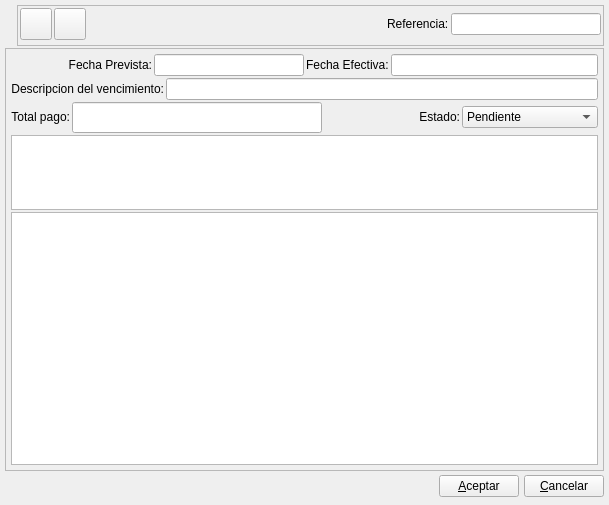
The window that bulmages/bulmafact/plugins/pluginbf_carterapagos/vencimientopbase.ui (eboladev/Bulmages-1) describes before a commit, drawn with Qt 5.
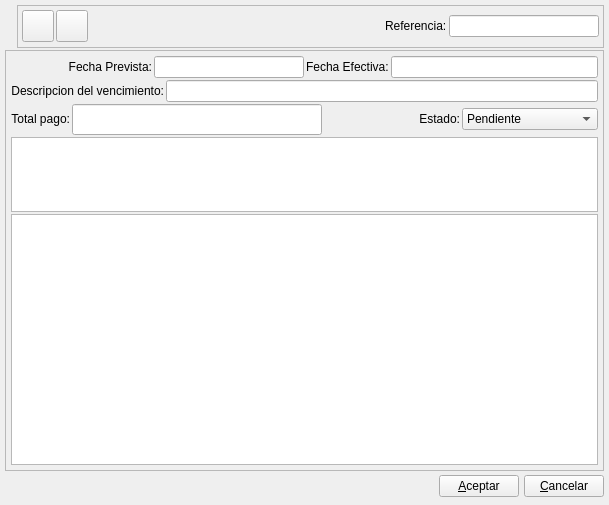
The same window after the commit. Icons and pictures are not drawn. Custom widgets are drawn as their Qt base class.

The edit to the form file:
```diff
--- a/bulmages/bulmafact/plugins/pluginbf_carterapagos/vencimientopbase.ui
+++ b/bulmages/bulmafact/plugins/pluginbf_carterapagos/vencimientopbase.ui
@@ -74,13 +74,13 @@
        </property>
        <layout class="QHBoxLayout" name="horizontalLayout_8">
         <property name="leftMargin">
-         <number>2</number>
+         <number>4</number>
         </property>
         <property name="topMargin">
-         <number>2</number>
+         <number>4</number>
         </property>
         <property name="rightMargin">
-         <number>2</number>
+         <number>4</number>
         </property>
         <item>
          <widget class="QToolButton" name="mui_guardar">
```
